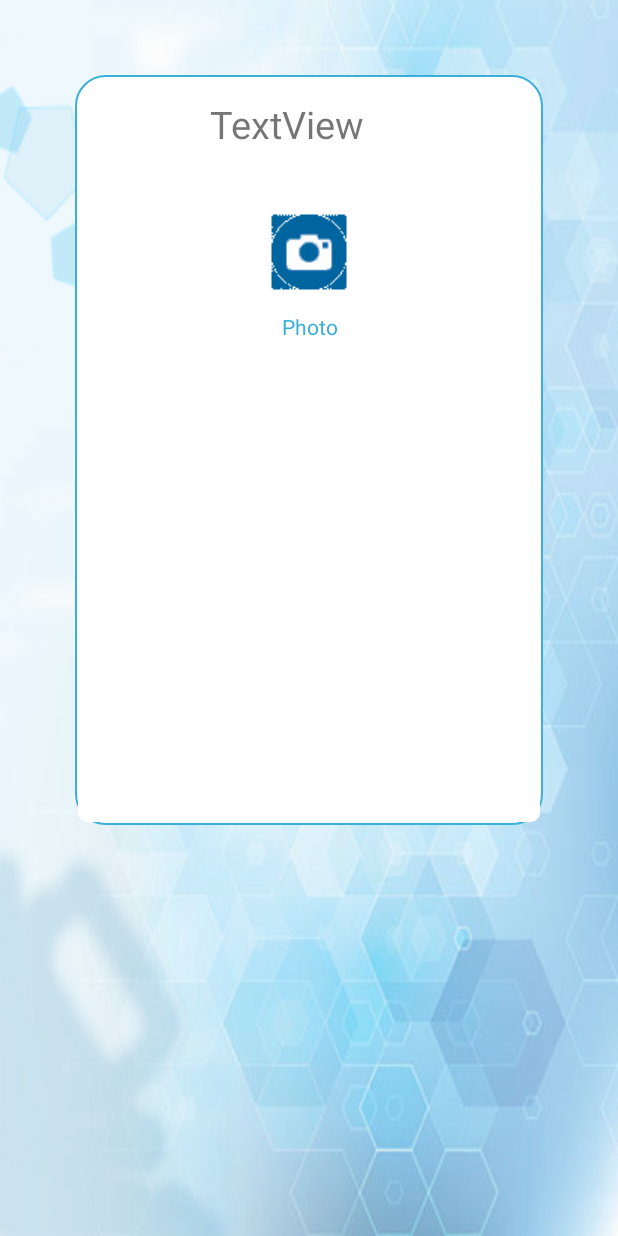
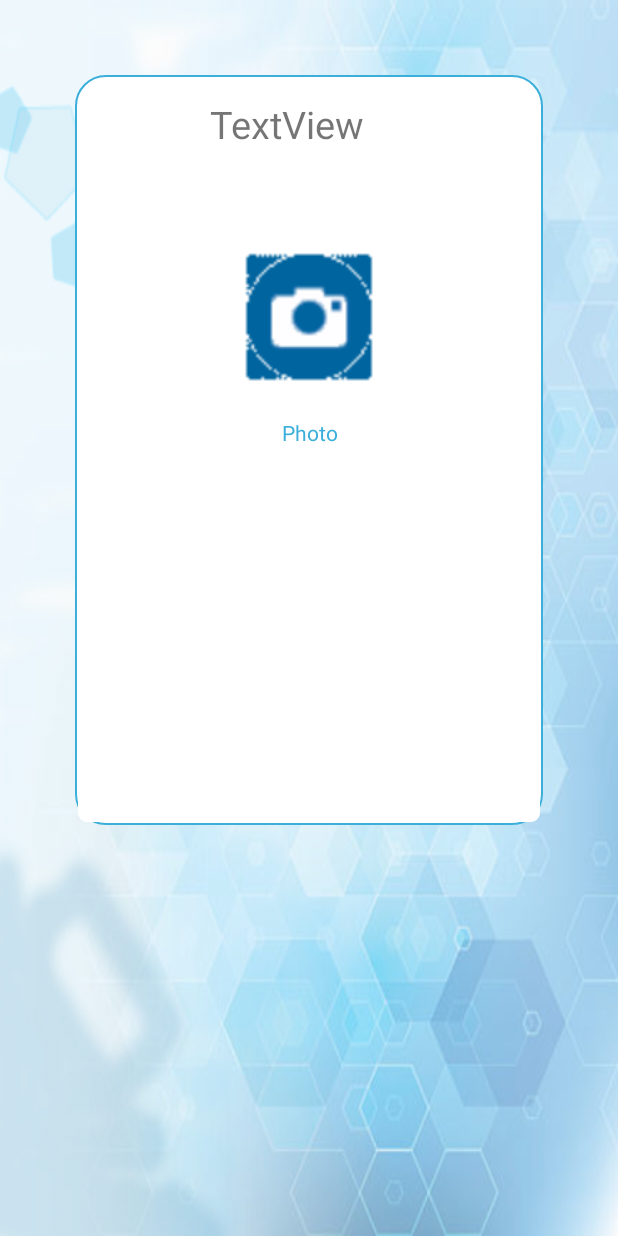
Before and after one commit to qprocompany/DrugAdminAndroid, an Android app: the maintenceinfo screen opened directly, with no data from a screen before it, on a phone screen of 412 x 824 dp. Run offline under Robolectric (Android 15) with nearby library versions, the phone set to English and light mode, and no system bars.

Commit message:
add file maintence & maintenceinfo

```diff
--- a/app/src/main/res/layout/activity_maintenceinfo.xml
+++ b/app/src/main/res/layout/activity_maintenceinfo.xml
@@ -27,24 +27,23 @@
         <LinearLayout
             android:id="@+id/linearphoto"
             android:layout_width="match_parent"
-            android:layout_height="match_parent"
+            android:layout_height="449dp"
             android:layout_margin="2dp"
             android:layout_weight="1"
             android:background="@drawable/btn_chngcolor_tempattidur"
             android:orientation="vertical">
 
             <ImageView
-                android:layout_width="60dp"
-                android:layout_height="60dp"
+                android:layout_width="100dp"
+                android:layout_height="100dp"
                 android:layout_gravity="center"
                 android:layout_marginTop="10dp"
                 android:background="@drawable/textview_border"
-                android:src="@drawable/camera"
-                />
+                android:src="@drawable/camera" />
 
             <TextView
                 android:layout_width="match_parent"
-                android:layout_height="20dp"
+                android:layout_height="34dp"
                 android:layout_marginTop="10dp"
                 android:background="@drawable/textview_border"
                 android:gravity="center"
```
